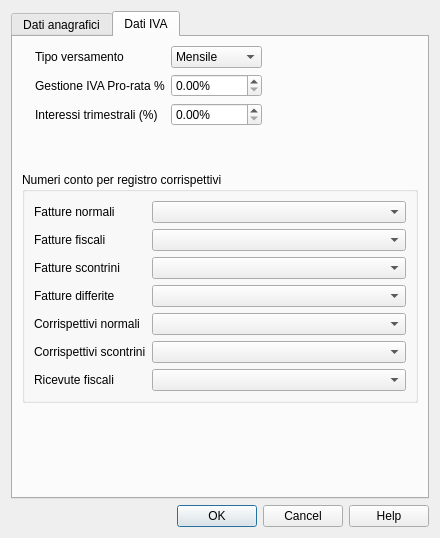
First picture: the form in Iva/2017/ch.banana.script.italy_vat.daticontribuente.dialog.ui, repository BananaAccounting/Italia, before the edit.
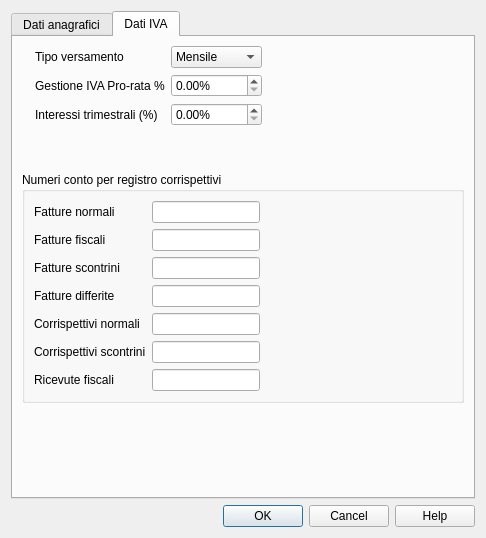
Second picture: the form after the edit. The open tabs and pages were chosen to show the change.

Commit message: Aggiunto conti corrispettivi di default nel dialogo

Diff of the .ui file:
```diff
--- a/Iva/2017/ch.banana.script.italy_vat.daticontribuente.dialog.ui
+++ b/Iva/2017/ch.banana.script.italy_vat.daticontribuente.dialog.ui
@@ -6,7 +6,7 @@
    <rect>
     <x>0</x>
     <y>0</y>
-    <width>440</width>
+    <width>486</width>
     <height>518</height>
    </rect>
   </property>
@@ -1082,24 +1082,7 @@
          </property>
          <layout class="QVBoxLayout" name="verticalLayout_2">
           <item>
-           <layout class="QGridLayout" name="gridLayout_5">
-            <item row="0" column="0">
-             <widget class="QLabel" name="fatturenormaliLabel">
-              <property name="text">
-               <string notr="true">Fatture normali</string>
-              </property>
-             </widget>
-            </item>
-            <item row="0" column="1">
-             <widget class="QComboBox" name="fatturenormaliComboBox">
-              <property name="sizePolicy">
-               <sizepolicy hsizetype="Expanding" vsizetype="Fixed">
-                <horstretch>0</horstretch>
-                <verstretch>0</verstretch>
-               </sizepolicy>
-              </property>
-             </widget>
-            </item>
+           <layout class="QGridLayout" name="gridLayout_3">
             <item row="1" column="0">
              <widget class="QLabel" name="fatturefiscaliLabel">
               <property name="text">
@@ -1107,8 +1090,32 @@
               </property>
              </widget>
             </item>
+            <item row="0" column="1">
+             <widget class="QLineEdit" name="fatturenormaliLineEdit">
+              <property name="sizePolicy">
+               <sizepolicy hsizetype="Minimum" vsizetype="Fixed">
+                <horstretch>0</horstretch>
+                <verstretch>0</verstretch>
+               </sizepolicy>
+              </property>
+             </widget>
+            </item>
             <item row="1" column="1">
-             <widget class="QComboBox" name="fatturefiscaliComboBox"/>
+             <widget class="QLineEdit" name="fatturefiscaliLineEdit">
+              <property name="sizePolicy">
+               <sizepolicy hsizetype="Minimum" vsizetype="Fixed">
+                <horstretch>0</horstretch>
+                <verstretch>0</verstretch>
+               </sizepolicy>
+              </property>
+             </widget>
+            </item>
+            <item row="0" column="0">
+             <widget class="QLabel" name="fatturenormaliLabel">
+              <property name="text">
+               <string notr="true">Fatture normali</string>
+              </property>
+             </widget>
             </item>
             <item row="2" column="0">
              <widget class="QLabel" name="fatturescontriniLabel">
@@ -1118,7 +1125,14 @@
              </widget>
             </item>
             <item row="2" column="1">
-             <widget class="QComboBox" name="fatturescontriniComboBox"/>
+             <widget class="QLineEdit" name="fatturescontriniLineEdit">
+              <property name="sizePolicy">
+               <sizepolicy hsizetype="Minimum" vsizetype="Fixed">
+                <horstretch>0</horstretch>
+                <verstretch>0</verstretch>
+               </sizepolicy>
+              </property>
+             </widget>
             </item>
             <item row="3" column="0">
              <widget class="QLabel" name="fatturedifferiteLabel">
@@ -1128,7 +1142,14 @@
              </widget>
             </item>
             <item row="3" column="1">
-             <widget class="QComboBox" name="fatturedifferiteComboBox"/>
+             <widget class="QLineEdit" name="fatturedifferiteLineEdit">
+              <property name="sizePolicy">
+               <sizepolicy hsizetype="Minimum" vsizetype="Fixed">
+                <horstretch>0</horstretch>
+                <verstretch>0</verstretch>
+               </sizepolicy>
+              </property>
+             </widget>
             </item>
             <item row="4" column="0">
              <widget class="QLabel" name="corrispettivinormaliLabel">
@@ -1137,8 +1158,35 @@
               </property>
              </widget>
             </item>
+            <item row="5" column="1">
+             <widget class="QLineEdit" name="corrispettiviscontriniLineEdit">
+              <property name="sizePolicy">
+               <sizepolicy hsizetype="Minimum" vsizetype="Fixed">
+                <horstretch>0</horstretch>
+                <verstretch>0</verstretch>
+               </sizepolicy>
+              </property>
+             </widget>
+            </item>
             <item row="4" column="1">
-             <widget class="QComboBox" name="corrispettivinormaliComboBox"/>
+             <widget class="QLineEdit" name="corrispettivinormaliLineEdit">
+              <property name="sizePolicy">
+               <sizepolicy hsizetype="Minimum" vsizetype="Fixed">
+                <horstretch>0</horstretch>
+                <verstretch>0</verstretch>
+               </sizepolicy>
+              </property>
+             </widget>
+            </item>
+            <item row="6" column="1">
+             <widget class="QLineEdit" name="ricevutefiscaliLineEdit">
+              <property name="sizePolicy">
+               <sizepolicy hsizetype="Minimum" vsizetype="Fixed">
+                <horstretch>0</horstretch>
+                <verstretch>0</verstretch>
+               </sizepolicy>
+              </property>
+             </widget>
             </item>
             <item row="5" column="0">
              <widget class="QLabel" name="corrispettiviscontriniLabel">
@@ -1147,9 +1195,6 @@
               </property>
              </widget>
             </item>
-            <item row="5" column="1">
-             <widget class="QComboBox" name="corrispettiviscontriniComboBox"/>
-            </item>
             <item row="6" column="0">
              <widget class="QLabel" name="ricevutefiscaliLabel">
               <property name="text">
@@ -1157,8 +1202,18 @@
               </property>
              </widget>
             </item>
-            <item row="6" column="1">
-             <widget class="QComboBox" name="ricevutefiscaliComboBox"/>
+            <item row="0" column="2">
+             <spacer name="horizontalSpacer_3">
+              <property name="orientation">
+               <enum>Qt::Horizontal</enum>
+              </property>
+              <property name="sizeHint" stdset="0">
+               <size>
+                <width>40</width>
+                <height>20</height>
+               </size>
+              </property>
+             </spacer>
             </item>
            </layout>
           </item>
```
Left out of the diff: 18 changed lines with no effect on the pictures. The commit also changes 1 other file.
